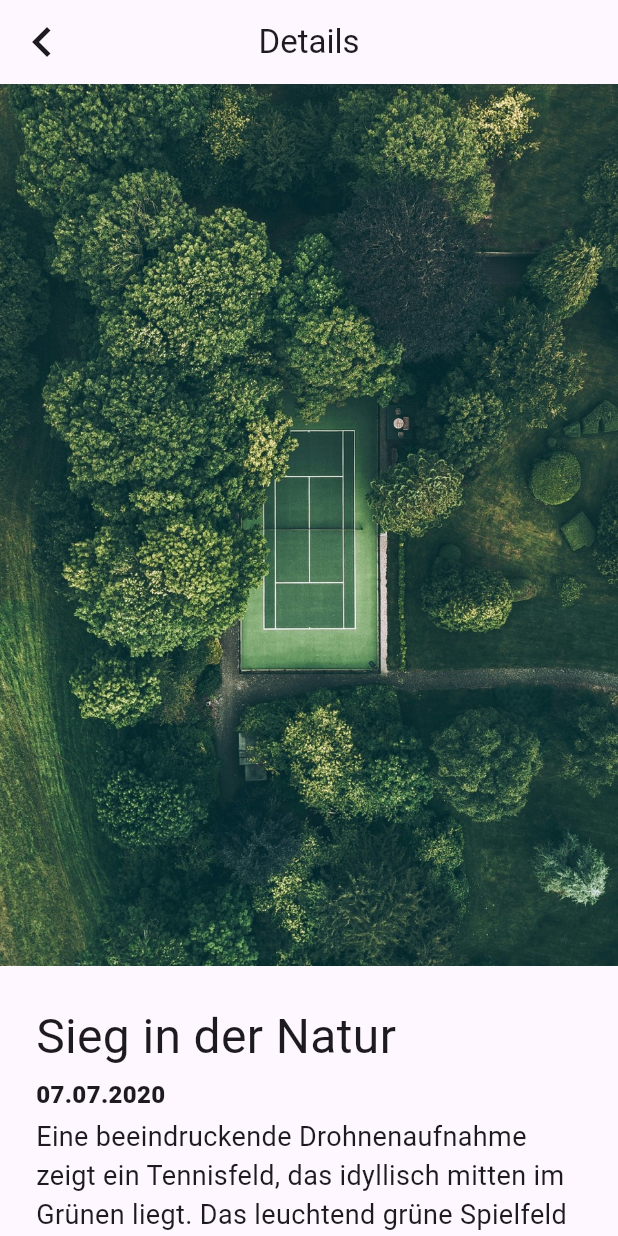
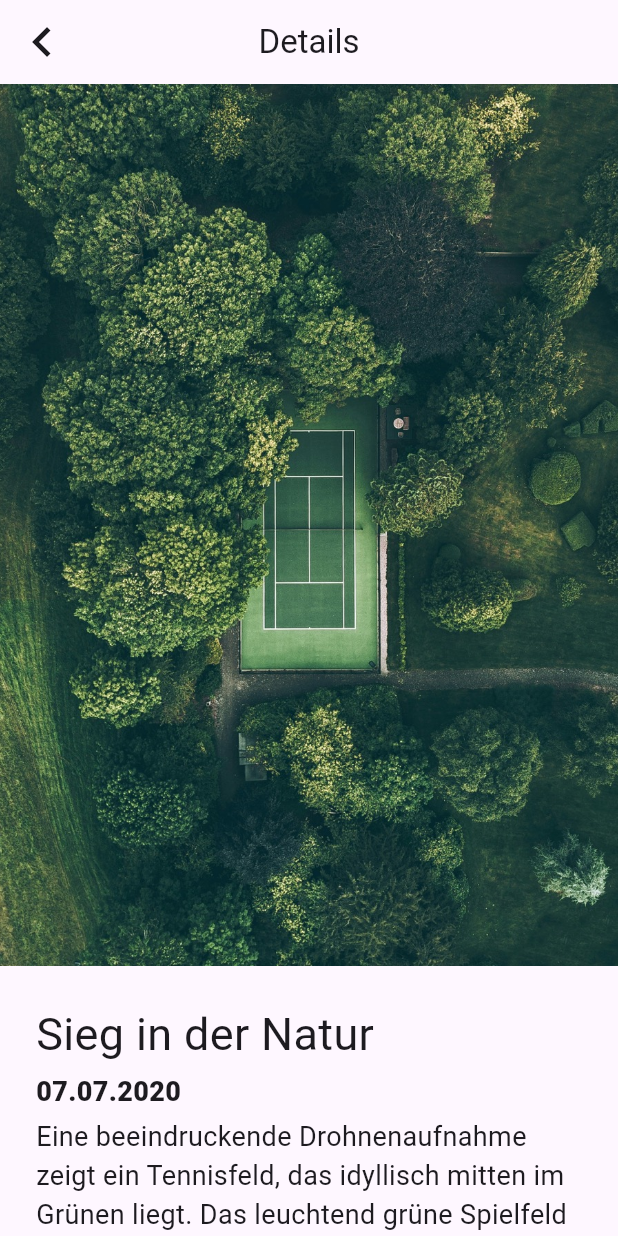
Before and after one commit to dvdaa/image_gallery, a Flutter app: the screen it shows after launch, after a tap on "Sieg in der Natur", on a phone screen of 412 x 824 dp. Run offline on Flutter 3.47's test engine with Material 3 defaults, Android fonts, the phone set to English and light mode, and no system bars.

Commit message:
refactor: replace magic values with static variables for colors, font styles, weights

```diff
--- a/lib/about_me_screen.dart
+++ b/lib/about_me_screen.dart
@@ -1,6 +1,7 @@
 import 'package:flutter/material.dart';
 import 'package:flutter/services.dart';
 import 'package:image_gallery/gen/assets.gen.dart';
+import 'package:image_gallery/style.dart';
 
 class AboutMeScreen extends StatefulWidget {
   const AboutMeScreen({
@@ -50,15 +51,15 @@ class _AboutMeScreenState extends State<AboutMeScreen> {
                 Text(
                   "Kaya Müller",
                   style: TextStyle(
-                    fontSize: 30,
-                    fontWeight: FontWeight.w500,
+                    fontSize: Style.titleFontSize,
+                    fontWeight: Style.titleFontWeight,
                   ),
                 ),
                 Text(
                   "Fotograf",
                   style: TextStyle(
-                    fontSize: 18,
-                    fontWeight: FontWeight.w800,
+                    fontSize: Style.subtitleFontSize,
+                    fontWeight: Style.subtitleFontWeight,
                   ),
                 ),
               ],
@@ -69,7 +70,7 @@ class _AboutMeScreenState extends State<AboutMeScreen> {
           bioText,
           textAlign: TextAlign.justify,
           style: TextStyle(
-            fontSize: 18,
+            fontSize: Style.bodyFontSize,
           ),
         )
       ],
--- a/lib/details_screen.dart
+++ b/lib/details_screen.dart
@@ -1,6 +1,7 @@
 import 'package:flutter/material.dart';
 import 'package:image_gallery/gallery_item.dart';
 import 'package:intl/intl.dart';
+import 'package:image_gallery/style.dart';
 
 class DetailsScreen extends StatefulWidget {
   final GalleryItem galleryItem;
@@ -51,7 +52,7 @@ class _DetailsScreenState extends State<DetailsScreen> {
                     widget.galleryItem.imageTitle,
                     textAlign: TextAlign.left,
                     style: TextStyle(
-                      fontSize: 32,
+                      fontSize: Style.titleFontSize ,
                     ),
                   ),
                 ),
@@ -62,8 +63,8 @@ class _DetailsScreenState extends State<DetailsScreen> {
                         .format(widget.galleryItem.imageDate),
                     textAlign: TextAlign.left,
                     style: TextStyle(
-                      fontSize: 16,
-                      fontWeight: FontWeight.w800,
+                      fontSize: Style.subtitleFontSize,
+                      fontWeight: Style.subtitleFontWeight,
                     ),
                   ),
                 ),
@@ -72,7 +73,7 @@ class _DetailsScreenState extends State<DetailsScreen> {
                   child: Text(
                     widget.galleryItem.imageDescription,
                     style: TextStyle(
-                      fontSize: 18,
+                      fontSize: Style.bodyFontSize,
                     ),
                   ),
                 ),
--- a/lib/gallery_screen.dart
+++ b/lib/gallery_screen.dart
@@ -2,6 +2,7 @@ import 'package:flutter/material.dart';
 import 'package:image_gallery/gallery_data.dart';
 import 'package:image_gallery/gallery_item.dart';
 import 'package:image_gallery/tappable_card.dart';
+import 'package:image_gallery/style.dart';
 
 class GalleryScreen extends StatelessWidget {
   const GalleryScreen({
@@ -11,7 +12,7 @@ class GalleryScreen extends StatelessWidget {
   @override
   Widget build(BuildContext context) {
     return Scaffold(
-      backgroundColor: Color.fromARGB(255, 232, 222, 225),
+      backgroundColor: Style.backgroundColor,
       body: GridView.count(
         crossAxisCount: 2,
         crossAxisSpacing: 16,
--- a/lib/main_screen.dart
+++ b/lib/main_screen.dart
@@ -1,6 +1,7 @@
 import 'package:flutter/material.dart';
 import 'package:image_gallery/about_me_screen.dart';
 import 'package:image_gallery/gallery_screen.dart';
+import 'package:image_gallery/style.dart';
 
 class MainScreen extends StatefulWidget {
   const MainScreen({super.key});
@@ -16,11 +17,11 @@ class _MainScreenState extends State<MainScreen> {
   Widget build(BuildContext context) {
     return Scaffold(
       appBar: AppBar(
-        backgroundColor: Color.fromARGB(255, 89, 0, 28),
+        backgroundColor: Style.primaryColor,
         title: Center(
           child: Text(
             "MyGallery",
-            style: TextStyle(color: Colors.white, fontWeight: FontWeight.w600)),
+            style: TextStyle(color: Colors.white, fontWeight: Style.appBarFontWeight)),
         ),
       ),
       body: [
@@ -28,8 +29,8 @@ class _MainScreenState extends State<MainScreen> {
         AboutMeScreen(), // index 1
       ][selectedScreen],
       bottomNavigationBar: BottomNavigationBar(
-        backgroundColor: Color.fromARGB(255, 241, 234, 246),
-        selectedItemColor: Color.fromARGB(255, 89, 0, 28),
+        backgroundColor: Style.backgroundColor,
+        selectedItemColor: Style.primaryColor,
         currentIndex: selectedScreen,
         onTap: (i) {
           setState(() {
--- /dev/null
+++ b/lib/style.dart
@@ -0,0 +1,20 @@
+import 'package:flutter/material.dart';
+
+abstract class Style {
+  static const Color primaryColor = Color.fromARGB(255, 89, 0, 28);
+  static const Color cardColor = Color.fromARGB(255, 246, 240, 249);
+  static const Color backgroundColor = Color.fromARGB(255, 254, 246, 255);
+
+  static const FontWeight appBarFontWeight = FontWeight.w600;
+
+  static const double cardFontSize = 15;
+  static const FontWeight cardFontWeight = FontWeight.w500;
+
+  static const double titleFontSize = 30;
+  static const FontWeight titleFontWeight = FontWeight.w500;
+
+  static const double subtitleFontSize = 18;
+  static const FontWeight subtitleFontWeight = FontWeight.w800;
+
+  static const double bodyFontSize = 18;
+}
--- a/lib/tappable_card.dart
+++ b/lib/tappable_card.dart
@@ -1,6 +1,7 @@
 import 'package:flutter/material.dart';
 import 'package:image_gallery/details_screen.dart';
 import 'package:image_gallery/gallery_item.dart';
+import 'package:image_gallery/style.dart';
 
 class TappableCard extends StatefulWidget {
   final GalleryItem galleryItem;
@@ -38,8 +39,8 @@ class _TappableCardState extends State<TappableCard> {
                 child: Text(
                   widget.galleryItem.imageTitle,
                   style: TextStyle(
-                    fontSize: 15,
-                    fontWeight: FontWeight.w500,
+                    fontSize: Style.cardFontSize,
+                    fontWeight: Style.cardFontWeight,
                   ),
                 ),
               ),
```
